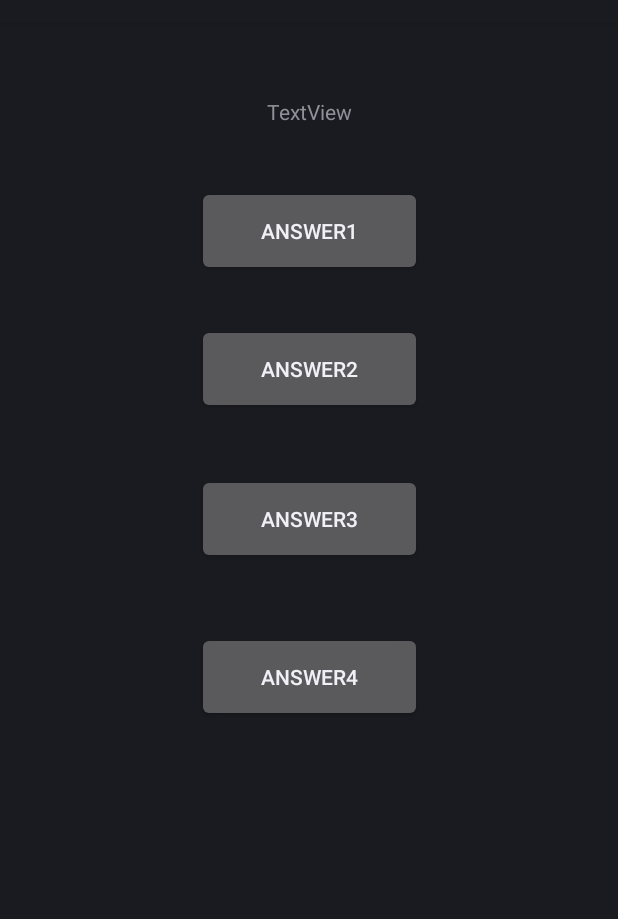
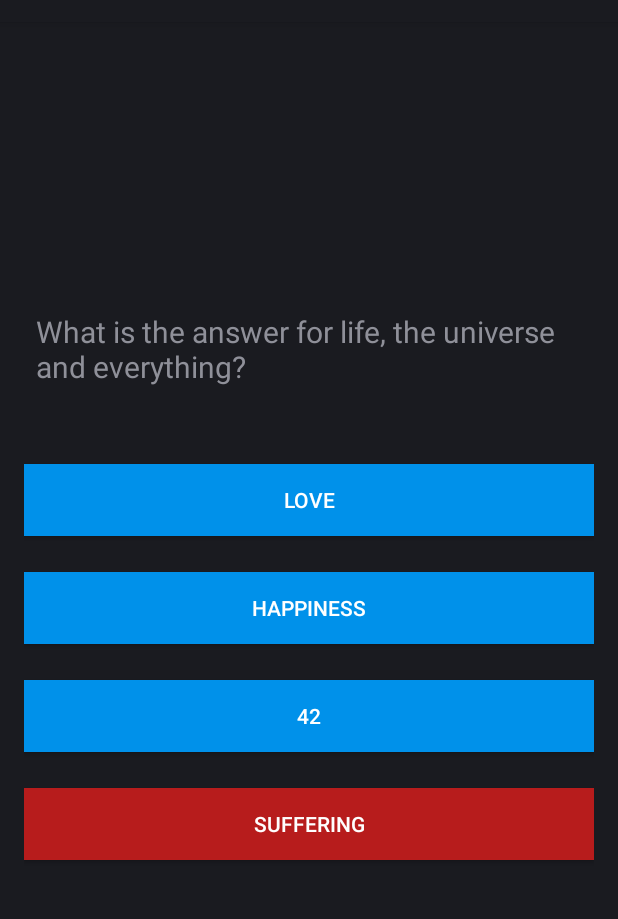
Before and after one commit to JihadZoabi/Aleph, an Android app: the layout fragment_multiple_choice.xml on its own in the app's theme, with its tools: preview values and no code run, on a phone screen of 412 x 824 dp, the part 62-981 px from its top. Run offline under Robolectric (Android 15) with nearby library versions, the phone set to English and light mode, and no system bars.

Commit message:
Made a better design of the fragment_multiple_choice.xml because why not.

```diff
--- a/app/src/main/res/layout/fragment_multiple_choice.xml
+++ b/app/src/main/res/layout/fragment_multiple_choice.xml
@@ -1,59 +1,66 @@
 <?xml version="1.0" encoding="utf-8"?>
-<androidx.constraintlayout.widget.ConstraintLayout xmlns:android="http://schemas.android.com/apk/res/android"
+<LinearLayout xmlns:android="http://schemas.android.com/apk/res/android"
     xmlns:app="http://schemas.android.com/apk/res-auto"
     xmlns:tools="http://schemas.android.com/tools"
     android:layout_width="match_parent"
-    android:layout_height="match_parent">
+    android:layout_height="match_parent"
+    android:orientation="vertical"
+    android:paddingBottom="16dp"
+    android:paddingLeft="16dp"
+    android:paddingRight="16dp"
+    android:paddingTop="16dp"
+    android:gravity="center"
+    >
 
     <TextView
-        android:id="@+id/question"
-        android:layout_width="wrap_content"
-        android:layout_height="wrap_content"
-        android:layout_marginTop="50dp"
-        android:text="TextView"
-        app:layout_constraintEnd_toEndOf="parent"
-        app:layout_constraintStart_toStartOf="parent"
-        app:layout_constraintTop_toTopOf="parent" />
+        android:layout_width="match_parent"
+        android:layout_height="70dp"
+        android:text="What is the answer for life, the universe and everything?"
+        android:textSize="20sp"
+        android:padding="8dp"
+        android:layout_marginBottom="40dp"
+        android:id="@+id/question"/>
+
 
     <Button
-        android:id="@+id/answer1"
-        android:layout_width="150dp"
-        android:layout_height="60dp"
-        android:layout_marginTop="40dp"
-        android:text="Answer1"
-        app:layout_constraintEnd_toEndOf="parent"
-        app:layout_constraintStart_toStartOf="parent"
-        app:layout_constraintTop_toBottomOf="@+id/question" />
+        android:layout_width="match_parent"
+        android:layout_height="wrap_content"
+        android:text="Love"
+        android:background="#0091EA"
+        android:textColor="#fff"
+        android:padding="8dp"
+        android:layout_marginBottom="24dp"
+        android:id="@+id/choice1"/>
 
     <Button
-        android:id="@+id/answer2"
-        android:layout_width="150dp"
-        android:layout_height="60dp"
-        android:layout_marginTop="32dp"
-        android:text="Answer2"
-        app:layout_constraintEnd_toEndOf="parent"
-        app:layout_constraintStart_toStartOf="parent"
-        app:layout_constraintTop_toBottomOf="@+id/answer1" />
+        android:layout_width="match_parent"
+        android:layout_height="wrap_content"
+        android:text="Happiness"
+        android:background="#0091EA"
+        android:textColor="#fff"
+        android:padding="8dp"
+        android:layout_marginBottom="24dp"
+        android:id="@+id/choice2"/>
 
     <Button
-        android:id="@+id/answer3"
-        android:layout_width="150dp"
-        android:layout_height="60dp"
-        android:layout_marginTop="40dp"
-        android:text="Answer3"
-        app:layout_constraintEnd_toEndOf="parent"
-        app:layout_constraintStart_toStartOf="parent"
-        app:layout_constraintTop_toBottomOf="@+id/answer2" />
+        android:layout_width="match_parent"
+        android:layout_height="wrap_content"
+        android:text="42"
+        android:background="#0091EA"
+        android:textColor="#fff"
+        android:padding="8dp"
+        android:layout_marginBottom="24dp"
+        android:id="@+id/choice3"/>
 
     <Button
-        android:id="@+id/answer4"
-        android:layout_width="150dp"
-        android:layout_height="60dp"
-        android:layout_marginTop="45dp"
-        android:text="Answer4"
-        app:layout_constraintEnd_toEndOf="parent"
-        app:layout_constraintStart_toStartOf="parent"
-        app:layout_constraintTop_toBottomOf="@+id/answer3" />
+        android:layout_width="match_parent"
+        android:layout_height="wrap_content"
+        android:text="Suffering"
+        android:background="#B71C1C"
+        android:textColor="#fff"
+        android:padding="8dp"
+        android:layout_marginBottom="24dp"
+        android:id="@+id/choice4"/>
 
 
-</androidx.constraintlayout.widget.ConstraintLayout>
+</LinearLayout>
```
